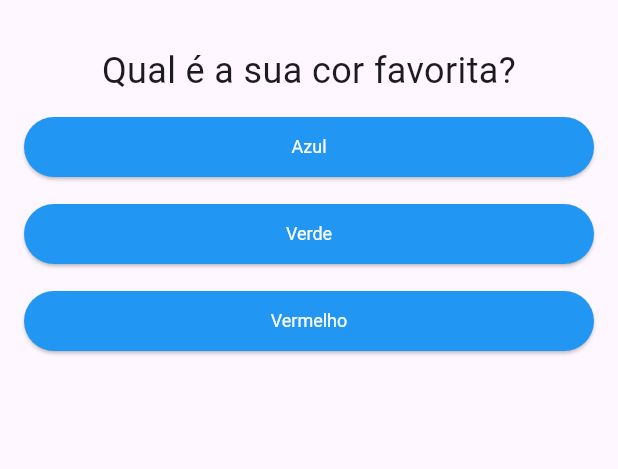
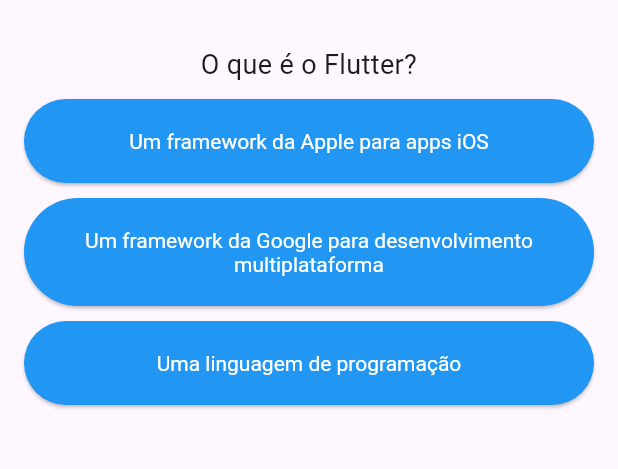
Before and after one commit to vinicius-benevides/flutter-projeto-perguntas, a Flutter app: the screen it shows after launch, on a phone screen of 412 x 824 dp, the part 63-532 px from its top. Run offline on Flutter 3.47's test engine with Material 3 defaults, Android fonts, the phone set to English and light mode, and no system bars.

Commit message:
feat: add quiz about flutter with pontuation

```diff
--- a/lib/main.dart
+++ b/lib/main.dart
@@ -1,49 +1,39 @@
 import 'package:flutter/material.dart';
-import 'package:projeto_perguntas/questao.dart';
-import 'package:projeto_perguntas/resposta.dart';
+import 'package:projeto_perguntas/questionario.dart';
 import 'package:projeto_perguntas/resultado.dart';
+import 'package:projeto_perguntas/types.dart';
+import 'package:projeto_perguntas/utils/perguntas.dart';
 
 main() => runApp(PerguntaApp());
 
-class Pergunta {
-  final String texto;
-  final List<String> respostas;
-
-  Pergunta({required this.texto, required this.respostas});
-}
-
 class _PerguntaAppState extends State<PerguntaApp> {
   var _perguntaSelecionada = 0;
-  final List<Pergunta> _perguntas = [
-    Pergunta(
-      texto: 'Qual é a sua cor favorita?',
-      respostas: const ['Azul', 'Verde', 'Vermelho'],
-    ),
-    Pergunta(
-      texto: 'Qual é o seu animal favorito?',
-      respostas: const ['Cachorro', 'Gato', 'Pássaro'],
-    ),
-    Pergunta(
-      texto: 'Qual é o seu esporte favorito?',
-      respostas: const ['Futebol', 'Basquete', 'Vôlei', 'Natação'],
-    ),
-  ];
+  var _pontuacaoTotal = 0;
+
+  final List<Pergunta> _perguntas = List.from(perguntas);
 
   bool get temMaisPerguntas {
     return _perguntaSelecionada < _perguntas.length;
   }
 
-  void _responder() {
+  void _responder(Resposta resposta) {
     if (!temMaisPerguntas) return;
 
     setState(() {
       _perguntaSelecionada++;
+      _pontuacaoTotal += resposta.pontuacao;
     });
   }
 
   void _reiniciar() {
     setState(() {
       _perguntaSelecionada = 0;
+      _pontuacaoTotal = 0;
+
+      _perguntas.shuffle();
+      for (var pergunta in _perguntas) {
+        pergunta.respostas.shuffle();
+      }
     });
   }
 
@@ -56,16 +46,14 @@ class _PerguntaAppState extends State<PerguntaApp> {
           width: double.infinity,
           margin: const EdgeInsets.all(16.0),
           child: temMaisPerguntas
-              ? Column(
-                  spacing: 10,
-                  children: [
-                    Questao(texto: _perguntas[_perguntaSelecionada].texto),
-                    ..._perguntas[_perguntaSelecionada].respostas.map(
-                      (texto) => Resposta(texto: texto, onPressed: _responder),
-                    ),
-                  ],
+              ? Questionario(
+                  pergunta: _perguntas[_perguntaSelecionada],
+                  onResponder: _responder,
                 )
-              : Resultado(onReiniciar: _reiniciar),
+              : Resultado(
+                  pontuacaoFinal: _pontuacaoTotal,
+                  onReiniciar: _reiniciar,
+                ),
         ),
       ),
     );
--- a/lib/resposta.dart
+++ b/lib/opcao.dart
@@ -1,7 +1,7 @@
 import 'package:flutter/material.dart';
 
-class Resposta extends StatelessWidget {
-  const Resposta({super.key, required this.texto, required this.onPressed});
+class Opcao extends StatelessWidget {
+  const Opcao({super.key, required this.texto, required this.onPressed});
 
   final String texto;
   final void Function() onPressed;
@@ -14,16 +14,15 @@ class Resposta extends StatelessWidget {
         style: ElevatedButton.styleFrom(
           backgroundColor: Colors.blue,
           foregroundColor: Colors.white,
-          padding: const EdgeInsets.only(
-            top: 4.0,
-            bottom: 4.0,
-            left: 36.0,
-            right: 36.0,
-          ),
+          padding: const EdgeInsets.symmetric(horizontal: 12, vertical: 20),
           textStyle: const TextStyle(fontSize: 12),
         ),
         onPressed: onPressed,
-        child: Text(texto),
+        child: Text(
+          texto,
+          style: const TextStyle(fontSize: 14),
+          textAlign: TextAlign.center,
+        ),
       ),
     );
   }
--- a/lib/questao.dart
+++ b/lib/questao.dart
@@ -9,7 +9,7 @@ class Questao extends StatelessWidget {
   Widget build(BuildContext context) {
     return Text(
       texto,
-      style: TextStyle(fontSize: 24),
+      style: TextStyle(fontSize: 18),
       textAlign: TextAlign.center,
     );
   }
--- /dev/null
+++ b/lib/questionario.dart
@@ -0,0 +1,31 @@
+import 'package:flutter/material.dart';
+import 'package:projeto_perguntas/questao.dart';
+import 'package:projeto_perguntas/opcao.dart';
+import 'package:projeto_perguntas/types.dart';
+
+class Questionario extends StatelessWidget {
+  const Questionario({
+    super.key,
+    required this.pergunta,
+    required this.onResponder,
+  });
+
+  final Pergunta pergunta;
+  final void Function(Resposta) onResponder;
+
+  @override
+  Widget build(BuildContext context) {
+    return Column(
+      spacing: 10,
+      children: [
+        Questao(texto: pergunta.texto),
+        ...pergunta.respostas.map(
+          (resposta) => Opcao(
+            texto: resposta.texto,
+            onPressed: () => onResponder(resposta),
+          ),
+        ),
+      ],
+    );
+  }
+}
--- a/lib/resultado.dart
+++ b/lib/resultado.dart
@@ -1,8 +1,13 @@
 import 'package:flutter/material.dart';
 
 class Resultado extends StatelessWidget {
-  const Resultado({super.key, required this.onReiniciar});
+  const Resultado({
+    super.key,
+    required this.onReiniciar,
+    required this.pontuacaoFinal,
+  });
 
+  final int pontuacaoFinal;
   final void Function() onReiniciar;
 
   @override
@@ -13,6 +18,11 @@ class Resultado extends StatelessWidget {
         Text(
           'Você completou todas as perguntas!',
           style: TextStyle(fontSize: 20, fontWeight: FontWeight.bold),
+          textAlign: TextAlign.center,
+        ),
+        Text(
+          'Pontuação: $pontuacaoFinal',
+          style: TextStyle(fontSize: 16),
           textAlign: TextAlign.center,
         ),
         ElevatedButton(
--- /dev/null
+++ b/lib/types.dart
@@ -0,0 +1,13 @@
+class Pergunta {
+  final String texto;
+  final List<Resposta> respostas;
+
+  Pergunta({required this.texto, required this.respostas});
+}
+
+class Resposta {
+  final String texto;
+  final int pontuacao;
+
+  Resposta({required this.texto, this.pontuacao = 0});
+}
--- /dev/null
+++ b/lib/utils/perguntas.dart
@@ -0,0 +1,56 @@
+import 'package:projeto_perguntas/types.dart';
+
+final List<Pergunta> perguntas = [
+  Pergunta(
+    texto: 'O que é o Flutter?',
+    respostas: [
+      Resposta(texto: 'Um framework da Apple para apps iOS', pontuacao: 0),
+      Resposta(
+        texto: 'Um framework da Google para desenvolvimento multiplataforma',
+        pontuacao: 1,
+      ),
+      Resposta(texto: 'Uma linguagem de programação', pontuacao: 0),
+    ],
+  ),
+  Pergunta(
+    texto: 'Qual linguagem é usada para desenvolver aplicativos Flutter?',
+    respostas: [
+      Resposta(texto: 'JavaScript', pontuacao: 0),
+      Resposta(texto: 'Dart', pontuacao: 1),
+      Resposta(texto: 'Kotlin', pontuacao: 0),
+      Resposta(texto: 'Swift', pontuacao: 0),
+    ],
+  ),
+  Pergunta(
+    texto: 'Qual widget é comumente usado para layout em coluna no Flutter?',
+    respostas: [
+      Resposta(texto: 'Row', pontuacao: 0),
+      Resposta(texto: 'Column', pontuacao: 1),
+      Resposta(texto: 'ListView', pontuacao: 0),
+      Resposta(texto: 'Stack', pontuacao: 0),
+    ],
+  ),
+  Pergunta(
+    texto: 'O que é um “StatefulWidget” em Flutter?',
+    respostas: [
+      Resposta(texto: 'Um widget que nunca muda', pontuacao: 0),
+      Resposta(
+        texto:
+            'Um widget que pode armazenar estado e ser reconstruído dinamicamente',
+        pontuacao: 1,
+      ),
+      Resposta(texto: 'Um tipo de animação', pontuacao: 0),
+    ],
+  ),
+  Pergunta(
+    texto: 'Para que serve o comando "flutter pub get"?',
+    respostas: [
+      Resposta(texto: 'Compilar o código', pontuacao: 0),
+      Resposta(
+        texto: 'Instalar dependências definidas no pubspec.yaml',
+        pontuacao: 1,
+      ),
+      Resposta(texto: 'Atualizar o SDK', pontuacao: 0),
+    ],
+  ),
+];
```
